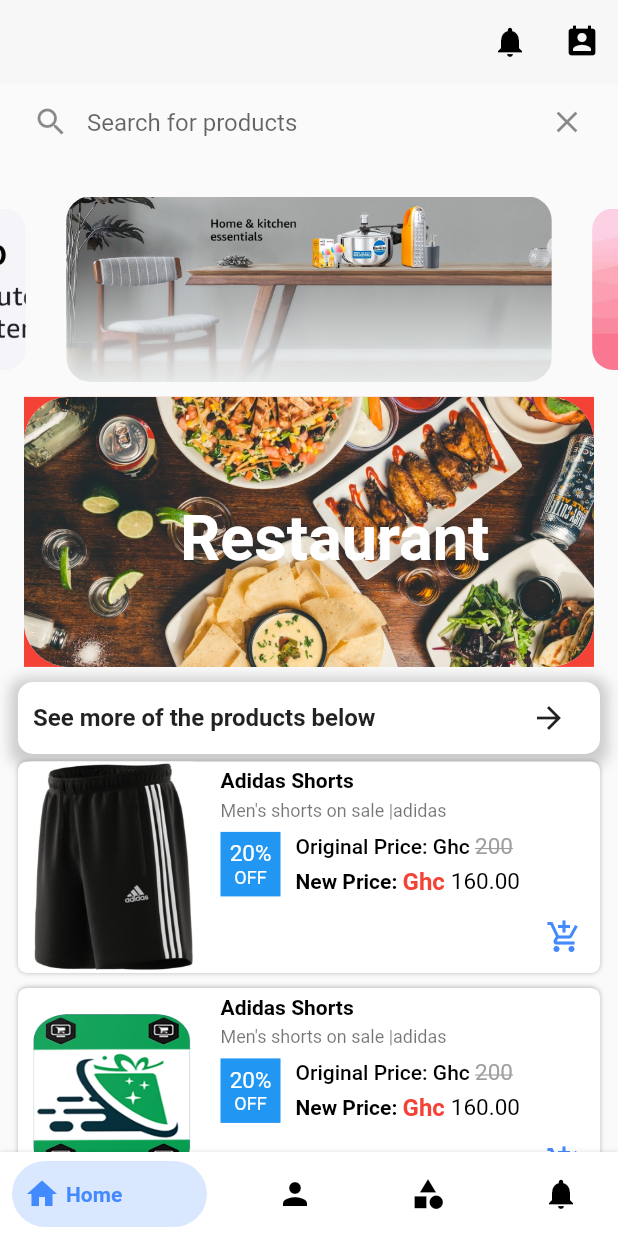
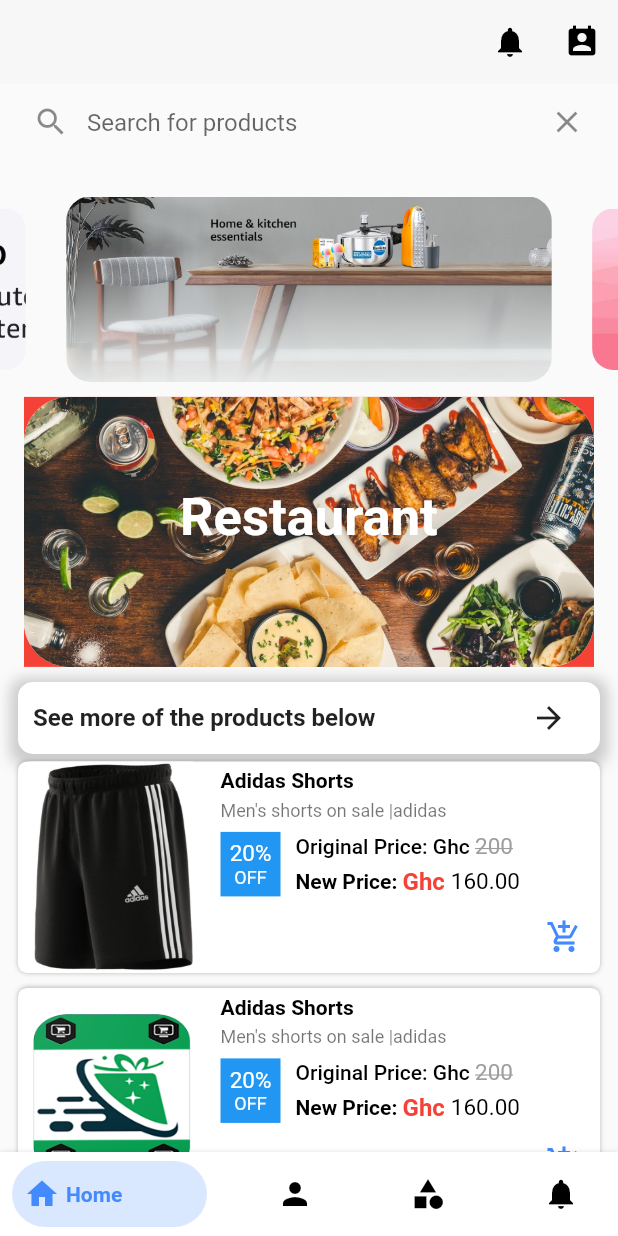
Before and after one commit to stephen911/campus_market, a Flutter app: the screen it shows after launch, on a phone screen of 412 x 824 dp. Run offline on Flutter 3.47's test engine with Material 2 defaults, Android fonts, the phone set to English and light mode, and no system bars; drawn by our look-alikes of bottom_navy_bar, carousel_slider; our stand-ins replace cached_network_image, cloud_firestore, firebase_auth, firebase_core, firebase_storage, flutter_svg and 3 more; accounts and stored records are empty.

Commit message:
small changes on the home page

```diff
--- a/lib/screens/home.dart
+++ b/lib/screens/home.dart
@@ -133,7 +133,7 @@ class _HomePageContentState extends State<HomePageContent> {
     var size = MediaQuery.of(context).size;
 
     /// big Card widget on home page
-    Widget BigCard({required String img, required String title}) {
+    Widget BigCard({required String img, required String title, required Color color,}) {
       return Stack(
         children: [
           Align(
@@ -174,15 +174,15 @@ class _HomePageContentState extends State<HomePageContent> {
             ),
           ),
           Positioned(
-            top: 70,
+            top: 60,
             left: 120,
             child: Align(
               alignment: Alignment.center,
               child: Text(
                 title,
                 style: TextStyle(
-                  fontSize: 42,
-                  color: Colors.white,
+                  fontSize: 35,
+                  color:color,
                   fontWeight: FontWeight.bold,
                 ),
               ),
@@ -256,6 +256,7 @@ class _HomePageContentState extends State<HomePageContent> {
               ),
 
               BigCard(
+                color: Colors.white,
                 img: "assets/images/restaurant.jpg",
                 title: "Restaurant",
               ),
@@ -315,10 +316,18 @@ class _HomePageContentState extends State<HomePageContent> {
               ),
 
               BigCard(
+                color: Colors.white,
                 img: "assets/images/supermarket.jpg",
                 title: "Supermarket",
               ),
-
+              SizedBox(
+                height: 20,
+              ),
+              BigCard(
+                color: Color.fromARGB(255, 255, 255, 255),
+                img: "assets/images/phone_accessories1.jpg",
+                title: "Phones & \nAccessories",
+              ),
               // ProductCard(),
               // ProductCard(),
               // ProductCard(),
```
Also changed, not shown: assets/images/phone_accessories.jpg (added), assets/images/phone_accessories1.jpg (added).
